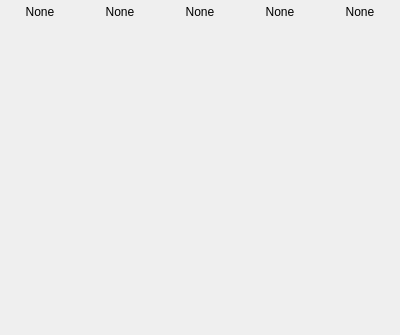
Old version of the form jczxQuarryCalculator.ui in the repository Amber-siley/JCZXAutoScript.
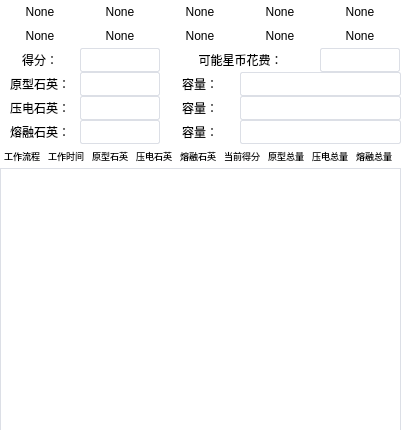
New version of the form.

Commit message: :sparkles:: 添加工具‘矿场计算器’

Diff of the .ui file:
```diff
--- a/jczxQuarryCalculator.ui
+++ b/jczxQuarryCalculator.ui
@@ -6,92 +6,725 @@
    <rect>
     <x>0</x>
     <y>0</y>
-    <width>400</width>
-    <height>335</height>
+    <width>401</width>
+    <height>431</height>
    </rect>
   </property>
+  <property name="minimumSize">
+   <size>
+    <width>401</width>
+    <height>431</height>
+   </size>
+  </property>
+  <property name="maximumSize">
+   <size>
+    <width>401</width>
+    <height>431</height>
+   </size>
+  </property>
   <property name="windowTitle">
    <string>Form</string>
   </property>
-  <widget class="QLabel" name="label_1">
+  <property name="styleSheet">
+   <string notr="true">QWidget {
+	color: black;
+	border: 1px;
+	background-color: white;
+}
+QLineEdit {
+	border: 1px solid #dcdfe6;
+	border-radius: 2px;
+	padding-left: 3px;
+}
+QListWidget {
+	border: 1px solid #dcdfe6;
+}
+QScrollBar::vertical {
+background:transparent;
+width:2px;
+border:0px;
+}
+
+QScrollBar::handle:vertical {
+background:rgb(190, 190, 190);
+width:2px;
+}
+
+QScrollBar::add-line:vertical {
+background:none;
+border:none;
+}
+
+QScrollBar::sub-line:vertical {
+background:none;
+border:none;
+}
+
+QScrollBar::add-page:vertical {
+background:transparent;
+border:none;
+}
+
+QScrollBar::sub-page:vertical {
+background:transparent;
+border:none;
+}</string>
+  </property>
+  <widget class="QWidget" name="widget" native="true">
    <property name="geometry">
     <rect>
      <x>0</x>
      <y>0</y>
-     <width>80</width>
-     <height>24</height>
+     <width>401</width>
+     <height>431</height>
     </rect>
    </property>
-   <property name="text">
-    <string>None</string>
+   <property name="minimumSize">
+    <size>
+     <width>401</width>
+     <height>431</height>
+    </size>
    </property>
-   <property name="alignment">
-    <set>Qt::AlignCenter</set>
+   <property name="maximumSize">
+    <size>
+     <width>401</width>
+     <height>431</height>
+    </size>
    </property>
-  </widget>
-  <widget class="QLabel" name="label_2">
-   <property name="geometry">
-    <rect>
-     <x>80</x>
-     <y>0</y>
-     <width>80</width>
-     <height>24</height>
-    </rect>
-   </property>
-   <property name="text">
-    <string>None</string>
-   </property>
-   <property name="alignment">
-    <set>Qt::AlignCenter</set>
-   </property>
-  </widget>
-  <widget class="QLabel" name="label_3">
-   <property name="geometry">
-    <rect>
-     <x>160</x>
-     <y>0</y>
-     <width>80</width>
-     <height>24</height>
-    </rect>
-   </property>
-   <property name="text">
-    <string>None</string>
-   </property>
-   <property name="alignment">
-    <set>Qt::AlignCenter</set>
-   </property>
-  </widget>
-  <widget class="QLabel" name="label_4">
-   <property name="geometry">
-    <rect>
-     <x>240</x>
-     <y>0</y>
-     <width>80</width>
-     <height>24</height>
-    </rect>
-   </property>
-   <property name="text">
-    <string>None</string>
-   </property>
-   <property name="alignment">
-    <set>Qt::AlignCenter</set>
-   </property>
-  </widget>
-  <widget class="QLabel" name="label_5">
-   <property name="geometry">
-    <rect>
-     <x>320</x>
-     <y>0</y>
-     <width>80</width>
-     <height>24</height>
-    </rect>
-   </property>
-   <property name="text">
-    <string>None</string>
-   </property>
-   <property name="alignment">
-    <set>Qt::AlignCenter</set>
-   </property>
+   <widget class="QLineEdit" name="score_lineEdit">
+    <property name="geometry">
+     <rect>
+      <x>80</x>
+      <y>48</y>
+      <width>80</width>
+      <height>24</height>
+     </rect>
+    </property>
+    <property name="readOnly">
+     <bool>true</bool>
+    </property>
+   </widget>
+   <widget class="QLabel" name="label_2">
+    <property name="geometry">
+     <rect>
+      <x>80</x>
+      <y>0</y>
+      <width>80</width>
+      <height>24</height>
+     </rect>
+    </property>
+    <property name="text">
+     <string>None</string>
+    </property>
+    <property name="alignment">
+     <set>Qt::AlignCenter</set>
+    </property>
+   </widget>
+   <widget class="QLabel" name="label_4">
+    <property name="geometry">
+     <rect>
+      <x>240</x>
+      <y>0</y>
+      <width>80</width>
+      <height>24</height>
+     </rect>
+    </property>
+    <property name="text">
+     <string>None</string>
+    </property>
+    <property name="alignment">
+     <set>Qt::AlignCenter</set>
+    </property>
+   </widget>
+   <widget class="QLabel" name="label_3">
+    <property name="geometry">
+     <rect>
+      <x>160</x>
+      <y>0</y>
+      <width>80</width>
+      <height>24</height>
+     </rect>
+    </property>
+    <property name="text">
+     <string>None</string>
+    </property>
+    <property name="alignment">
+     <set>Qt::AlignCenter</set>
+    </property>
+   </widget>
+   <widget class="QLabel" name="score_label">
+    <property name="geometry">
+     <rect>
+      <x>0</x>
+      <y>48</y>
+      <width>80</width>
+      <height>24</height>
+     </rect>
+    </property>
+    <property name="text">
+     <string>得分：</string>
+    </property>
+    <property name="alignment">
+     <set>Qt::AlignCenter</set>
+    </property>
+    <property name="indent">
+     <number>-1</number>
+    </property>
+   </widget>
+   <widget class="QLabel" name="label_1">
+    <property name="geometry">
+     <rect>
+      <x>0</x>
+      <y>0</y>
+      <width>80</width>
+      <height>24</height>
+     </rect>
+    </property>
+    <property name="text">
+     <string>None</string>
+    </property>
+    <property name="alignment">
+     <set>Qt::AlignCenter</set>
+    </property>
+   </widget>
+   <widget class="QLabel" name="label_5">
+    <property name="geometry">
+     <rect>
+      <x>320</x>
+      <y>0</y>
+      <width>80</width>
+      <height>24</height>
+     </rect>
+    </property>
+    <property name="text">
+     <string>None</string>
+    </property>
+    <property name="alignment">
+     <set>Qt::AlignCenter</set>
+    </property>
+   </widget>
+   <widget class="QLabel" name="money_label">
+    <property name="geometry">
+     <rect>
+      <x>160</x>
+      <y>48</y>
+      <width>161</width>
+      <height>24</height>
+     </rect>
+    </property>
+    <property name="text">
+     <string>可能星币花费：</string>
+    </property>
+    <property name="alignment">
+     <set>Qt::AlignCenter</set>
+    </property>
+    <property name="indent">
+     <number>-1</number>
+    </property>
+   </widget>
+   <widget class="QLineEdit" name="money_lineEdit">
+    <property name="geometry">
+     <rect>
+      <x>320</x>
+      <y>48</y>
+      <width>80</width>
+      <height>24</height>
+     </rect>
+    </property>
+    <property name="readOnly">
+     <bool>true</bool>
+    </property>
+   </widget>
+   <widget class="QLabel" name="base_label">
+    <property name="geometry">
+     <rect>
+      <x>0</x>
+      <y>72</y>
+      <width>80</width>
+      <height>24</height>
+     </rect>
+    </property>
+    <property name="text">
+     <string>原型石英：</string>
+    </property>
+    <property name="alignment">
+     <set>Qt::AlignCenter</set>
+    </property>
+    <property name="indent">
+     <number>-1</number>
+    </property>
+   </widget>
+   <widget class="QLineEdit" name="base_lineEdit">
+    <property name="geometry">
+     <rect>
+      <x>80</x>
+      <y>72</y>
+      <width>80</width>
+      <height>24</height>
+     </rect>
+    </property>
+    <property name="readOnly">
+     <bool>true</bool>
+    </property>
+   </widget>
+   <widget class="QLabel" name="base_store_label">
+    <property name="geometry">
+     <rect>
+      <x>160</x>
+      <y>72</y>
+      <width>80</width>
+      <height>24</height>
+     </rect>
+    </property>
+    <property name="text">
+     <string>容量：</string>
+    </property>
+    <property name="alignment">
+     <set>Qt::AlignCenter</set>
+    </property>
+    <property name="indent">
+     <number>-1</number>
+    </property>
+   </widget>
+   <widget class="QLineEdit" name="base_store_lineEdit">
+    <property name="geometry">
+     <rect>
+      <x>240</x>
+      <y>72</y>
+      <width>161</width>
+      <height>24</height>
+     </rect>
+    </property>
+    <property name="readOnly">
+     <bool>true</bool>
+    </property>
+   </widget>
+   <widget class="QLabel" name="elec_label">
+    <property name="geometry">
+     <rect>
+      <x>0</x>
+      <y>96</y>
+      <width>80</width>
+      <height>24</height>
+     </rect>
+    </property>
+    <property name="text">
+     <string>压电石英：</string>
+    </property>
+    <property name="alignment">
+     <set>Qt::AlignCenter</set>
+    </property>
+    <property name="indent">
+     <number>-1</number>
+    </property>
+   </widget>
+   <widget class="QLineEdit" name="elec_lineEdit">
+    <property name="geometry">
+     <rect>
+      <x>80</x>
+      <y>96</y>
+      <width>80</width>
+      <height>24</height>
+     </rect>
+    </property>
+    <property name="readOnly">
+     <bool>true</bool>
+    </property>
+   </widget>
+   <widget class="QLabel" name="elec_store_label">
+    <property name="geometry">
+     <rect>
+      <x>160</x>
+      <y>96</y>
+      <width>80</width>
+      <height>24</height>
+     </rect>
+    </property>
+    <property name="text">
+     <string>容量：</string>
+    </property>
+    <property name="alignment">
+     <set>Qt::AlignCenter</set>
+    </property>
+    <property name="indent">
+     <number>-1</number>
+    </property>
+   </widget>
+   <widget class="QLineEdit" name="elec_store_lineEdit">
+    <property name="geometry">
+     <rect>
+      <x>240</x>
+      <y>96</y>
+      <width>161</width>
+      <height>24</height>
+     </rect>
+    </property>
+    <property name="readOnly">
+     <bool>true</bool>
+    </property>
+   </widget>
+   <widget class="QLabel" name="smelt_label">
+    <property name="geometry">
+     <rect>
+      <x>0</x>
+      <y>120</y>
+      <width>80</width>
+      <height>24</height>
+     </rect>
+    </property>
+    <property name="text">
+     <string>熔融石英：</string>
+    </property>
+    <property name="alignment">
+     <set>Qt::AlignCenter</set>
+    </property>
+    <property name="indent">
+     <number>-1</number>
+    </property>
+   </widget>
+   <widget class="QLineEdit" name="smelt_lineEdit">
+    <property name="geometry">
+     <rect>
+      <x>80</x>
+      <y>120</y>
+      <width>80</width>
+      <height>24</height>
+     </rect>
+    </property>
+    <property name="readOnly">
+     <bool>true</bool>
+    </property>
+   </widget>
+   <widget class="QLabel" name="smelt_store_label">
+    <property name="geometry">
+     <rect>
+      <x>160</x>
+      <y>120</y>
+      <width>80</width>
+      <height>24</height>
+     </rect>
+    </property>
+    <property name="text">
+     <string>容量：</string>
+    </property>
+    <property name="alignment">
+     <set>Qt::AlignCenter</set>
+    </property>
+    <property name="indent">
+     <number>-1</number>
+    </property>
+   </widget>
+   <widget class="QLineEdit" name="smelt_store_lineEdit">
+    <property name="geometry">
+     <rect>
+      <x>240</x>
+      <y>120</y>
+      <width>161</width>
+      <height>24</height>
+     </rect>
+    </property>
+    <property name="readOnly">
+     <bool>true</bool>
+    </property>
+   </widget>
+   <widget class="QLabel" name="label_2_1">
+    <property name="geometry">
+     <rect>
+      <x>80</x>
+      <y>24</y>
+      <width>80</width>
+      <height>24</height>
+     </rect>
+    </property>
+    <property name="text">
+     <string>None</string>
+    </property>
+    <property name="alignment">
+     <set>Qt::AlignCenter</set>
+    </property>
+   </widget>
+   <widget class="QLabel" name="label_4_1">
+    <property name="geometry">
+     <rect>
+      <x>240</x>
+      <y>24</y>
+      <width>80</width>
+      <height>24</height>
+     </rect>
+    </property>
+    <property name="text">
+     <string>None</string>
+    </property>
+    <property name="alignment">
+     <set>Qt::AlignCenter</set>
+    </property>
+   </widget>
+   <widget class="QLabel" name="label_5_1">
+    <property name="geometry">
+     <rect>
+      <x>320</x>
+      <y>24</y>
+      <width>80</width>
+      <height>24</height>
+     </rect>
+    </property>
+    <property name="text">
+     <string>None</string>
+    </property>
+    <property name="alignment">
+     <set>Qt::AlignCenter</set>
+    </property>
+   </widget>
+   <widget class="QLabel" name="label_1_1">
+    <property name="geometry">
+     <rect>
+      <x>0</x>
+      <y>24</y>
+      <width>80</width>
+      <height>24</height>
+     </rect>
+    </property>
+    <property name="text">
+     <string>None</string>
+    </property>
+    <property name="alignment">
+     <set>Qt::AlignCenter</set>
+    </property>
+   </widget>
+   <widget class="QLabel" name="label_3_1">
+    <property name="geometry">
+     <rect>
+      <x>160</x>
+      <y>24</y>
+      <width>80</width>
+      <height>24</height>
+     </rect>
+    </property>
+    <property name="text">
+     <string>None</string>
+    </property>
+    <property name="alignment">
+     <set>Qt::AlignCenter</set>
+    </property>
+   </widget>
+   <widget class="QWidget" name="widget_2" native="true">
+    <property name="geometry">
+     <rect>
+      <x>0</x>
+      <y>144</y>
+      <width>401</width>
+      <height>286</height>
+     </rect>
+    </property>
+    <widget class="QLabel" name="worklist_label">
+     <property name="geometry">
+      <rect>
+       <x>0</x>
+       <y>0</y>
+       <width>44</width>
+       <height>24</height>
+      </rect>
+     </property>
+     <property name="text">
+      <string>&lt;html&gt;&lt;head/&gt;&lt;body&gt;&lt;p&gt;&lt;span style=&quot; font-size:7pt;&quot;&gt;工作流程&lt;/span&gt;&lt;/p&gt;&lt;/body&gt;&lt;/html&gt;</string>
+     </property>
+     <property name="alignment">
+      <set>Qt::AlignCenter</set>
+     </property>
+     <property name="indent">
+      <number>-1</number>
+     </property>
+    </widget>
+    <widget class="QLabel" name="worklist_label_2">
+     <property name="geometry">
+      <rect>
+       <x>44</x>
+       <y>0</y>
+       <width>44</width>
+       <height>24</height>
+      </rect>
+     </property>
+     <property name="text">
+      <string>&lt;html&gt;&lt;head/&gt;&lt;body&gt;&lt;p&gt;&lt;span style=&quot; font-size:7pt;&quot;&gt;工作时间&lt;/span&gt;&lt;/p&gt;&lt;/body&gt;&lt;/html&gt;</string>
+     </property>
+     <property name="alignment">
+      <set>Qt::AlignCenter</set>
+     </property>
+     <property name="indent">
+      <number>-1</number>
+     </property>
+    </widget>
+    <widget class="QLabel" name="worklist_label_3">
+     <property name="geometry">
+      <rect>
+       <x>88</x>
+       <y>0</y>
+       <width>44</width>
+       <height>24</height>
+      </rect>
+     </property>
+     <property name="text">
+      <string>&lt;html&gt;&lt;head/&gt;&lt;body&gt;&lt;p&gt;&lt;span style=&quot; font-size:7pt;&quot;&gt;原型石英&lt;/span&gt;&lt;/p&gt;&lt;/body&gt;&lt;/html&gt;</string>
+     </property>
+     <property name="alignment">
+      <set>Qt::AlignCenter</set>
+     </property>
+     <property name="indent">
+      <number>-1</number>
+     </property>
+    </widget>
+    <widget class="QLabel" name="worklist_label_4">
+     <property name="geometry">
+      <rect>
+       <x>132</x>
+       <y>0</y>
+       <width>44</width>
+       <height>24</height>
+      </rect>
+     </property>
+     <property name="text">
+      <string>&lt;html&gt;&lt;head/&gt;&lt;body&gt;&lt;p&gt;&lt;span style=&quot; font-size:7pt;&quot;&gt;压电石英&lt;/span&gt;&lt;/p&gt;&lt;/body&gt;&lt;/html&gt;</string>
+     </property>
+     <property name="alignment">
+      <set>Qt::AlignCenter</set>
+     </property>
+     <property name="indent">
+      <number>-1</number>
+     </property>
+    </widget>
+    <widget class="QLabel" name="worklist_label_5">
+     <property name="geometry">
+      <rect>
+       <x>176</x>
+       <y>0</y>
+       <width>44</width>
+       <height>24</height>
+      </rect>
+     </property>
+     <property name="text">
+      <string>&lt;html&gt;&lt;head/&gt;&lt;body&gt;&lt;p&gt;&lt;span style=&quot; font-size:7pt;&quot;&gt;熔融石英&lt;/span&gt;&lt;/p&gt;&lt;/body&gt;&lt;/html&gt;</string>
+     </property>
+     <property name="alignment">
+      <set>Qt::AlignCenter</set>
+     </property>
+     <property name="indent">
+      <number>-1</number>
+     </property>
+    </widget>
+    <widget class="QLabel" name="worklist_label_6">
+     <property name="geometry">
+      <rect>
+       <x>220</x>
+       <y>0</y>
+       <width>44</width>
+       <height>24</height>
+      </rect>
+     </property>
+     <property name="text">
+      <string>&lt;html&gt;&lt;head/&gt;&lt;body&gt;&lt;p&gt;&lt;span style=&quot; font-size:7pt;&quot;&gt;当前得分&lt;/span&gt;&lt;/p&gt;&lt;/body&gt;&lt;/html&gt;</string>
+     </property>
+     <property name="alignment">
+      <set>Qt::AlignCenter</set>
+     </property>
+     <property name="indent">
+      <number>-1</number>
+     </property>
+    </widget>
+    <widget class="QLabel" name="worklist_label_7">
+     <property name="geometry">
+      <rect>
+       <x>264</x>
+       <y>0</y>
+       <width>44</width>
+       <height>24</height>
+      </rect>
+     </property>
+     <property name="text">
+      <string>&lt;html&gt;&lt;head/&gt;&lt;body&gt;&lt;p&gt;&lt;span style=&quot; font-size:7pt;&quot;&gt;原型总量&lt;/span&gt;&lt;/p&gt;&lt;/body&gt;&lt;/html&gt;</string>
+     </property>
+     <property name="alignment">
+      <set>Qt::AlignCenter</set>
+     </property>
+     <property name="indent">
+      <number>-1</number>
+     </property>
+    </widget>
+    <widget class="QLabel" name="worklist_label_8">
+     <property name="geometry">
+      <rect>
+       <x>308</x>
+       <y>0</y>
+       <width>44</width>
+       <height>24</height>
+      </rect>
+     </property>
+     <property name="text">
+      <string>&lt;html&gt;&lt;head/&gt;&lt;body&gt;&lt;p&gt;&lt;span style=&quot; font-size:7pt;&quot;&gt;压电总量&lt;/span&gt;&lt;/p&gt;&lt;/body&gt;&lt;/html&gt;</string>
+     </property>
+     <property name="alignment">
+      <set>Qt::AlignCenter</set>
+     </property>
+     <property name="indent">
+      <number>-1</number>
+     </property>
+    </widget>
+    <widget class="QLabel" name="worklist_label_9">
+     <property name="geometry">
+      <rect>
+       <x>352</x>
+       <y>0</y>
+       <width>44</width>
+       <height>24</height>
+      </rect>
+     </property>
+     <property name="text">
+      <string>&lt;html&gt;&lt;head/&gt;&lt;body&gt;&lt;p&gt;&lt;span style=&quot; font-size:7pt;&quot;&gt;熔融总量&lt;/span&gt;&lt;/p&gt;&lt;/body&gt;&lt;/html&gt;</string>
+     </property>
+     <property name="alignment">
+      <set>Qt::AlignCenter</set>
+     </property>
+     <property name="indent">
+      <number>-1</number>
+     </property>
+    </widget>
+    <widget class="QListWidget" name="listWidget">
+     <property name="geometry">
+      <rect>
+       <x>0</x>
+       <y>24</y>
+       <width>401</width>
+       <height>271</height>
+      </rect>
+     </property>
+    </widget>
+   </widget>
+   <zorder>label_2</zorder>
+   <zorder>label_4</zorder>
+   <zorder>label_3</zorder>
+   <zorder>score_label</zorder>
+   <zorder>label_1</zorder>
+   <zorder>label_5</zorder>
+   <zorder>money_label</zorder>
+   <zorder>score_lineEdit</zorder>
+   <zorder>money_lineEdit</zorder>
+   <zorder>base_label</zorder>
+   <zorder>base_lineEdit</zorder>
+   <zorder>base_store_label</zorder>
+   <zorder>base_store_lineEdit</zorder>
+   <zorder>elec_label</zorder>
+   <zorder>elec_lineEdit</zorder>
+   <zorder>elec_store_label</zorder>
+   <zorder>elec_store_lineEdit</zorder>
+   <zorder>smelt_label</zorder>
+   <zorder>smelt_lineEdit</zorder>
+   <zorder>smelt_store_label</zorder>
+   <zorder>smelt_store_lineEdit</zorder>
+   <zorder>label_2_1</zorder>
+   <zorder>label_4_1</zorder>
+   <zorder>label_5_1</zorder>
+   <zorder>label_1_1</zorder>
+   <zorder>label_3_1</zorder>
+   <zorder>widget_2</zorder>
   </widget>
  </widget>
  <resources/>
```
Left out of the diff: 2 changed lines with no effect on the pictures. The commit also changes 2 other files.
